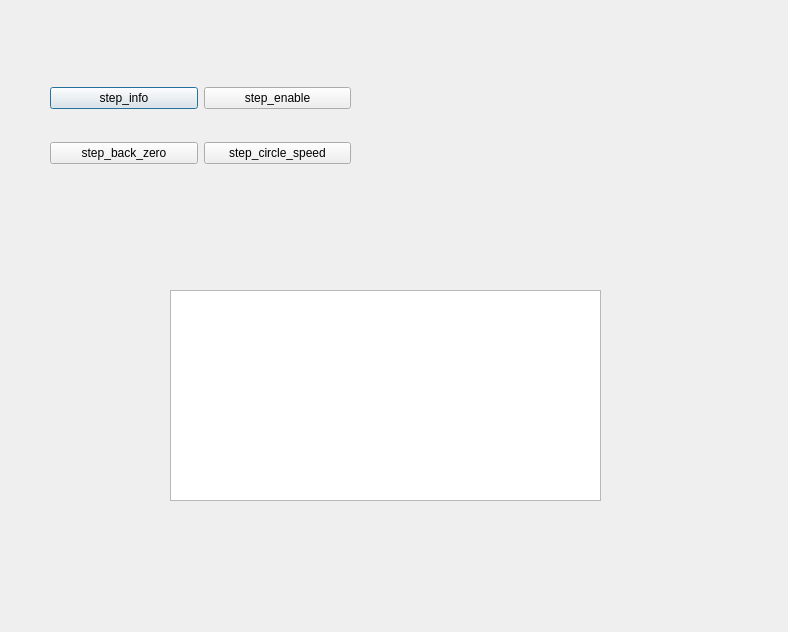
Qt form Source/test.ui (fghnntp/test) before a commit.
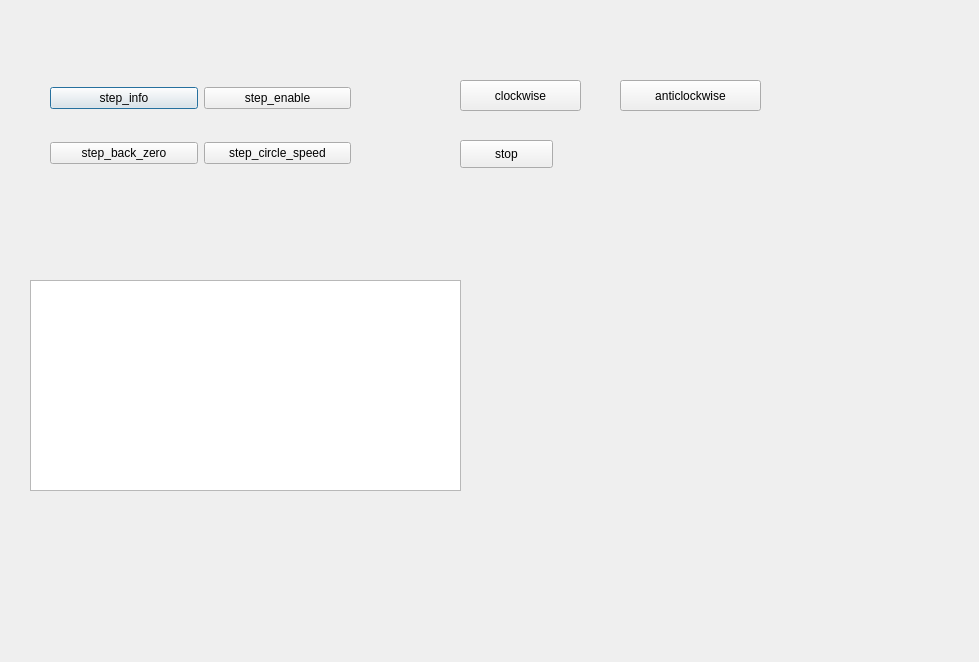
The same form after that commit.

Commit message: add clockwise button and clockwise step rotate

What changed in the file:
```diff
--- a/Source/test.ui
+++ b/Source/test.ui
@@ -6,8 +6,8 @@
    <rect>
     <x>0</x>
     <y>0</y>
-    <width>788</width>
-    <height>632</height>
+    <width>979</width>
+    <height>662</height>
    </rect>
   </property>
   <property name="windowTitle">
@@ -16,8 +16,8 @@
   <widget class="QTextEdit" name="textEdit">
    <property name="geometry">
     <rect>
-     <x>170</x>
-     <y>290</y>
+     <x>30</x>
+     <y>280</y>
      <width>431</width>
      <height>211</height>
     </rect>
@@ -63,6 +63,45 @@
     </item>
    </layout>
   </widget>
+  <widget class="QPushButton" name="pushButtonClockwise">
+   <property name="geometry">
+    <rect>
+     <x>460</x>
+     <y>80</y>
+     <width>121</width>
+     <height>31</height>
+    </rect>
+   </property>
+   <property name="text">
+    <string>clockwise</string>
+   </property>
+  </widget>
+  <widget class="QPushButton" name="pushButtonAntiClockwise">
+   <property name="geometry">
+    <rect>
+     <x>620</x>
+     <y>80</y>
+     <width>141</width>
+     <height>31</height>
+    </rect>
+   </property>
+   <property name="text">
+    <string>anticlockwise</string>
+   </property>
+  </widget>
+  <widget class="QPushButton" name="pushButtonStop">
+   <property name="geometry">
+    <rect>
+     <x>460</x>
+     <y>140</y>
+     <width>93</width>
+     <height>28</height>
+    </rect>
+   </property>
+   <property name="text">
+    <string>stop</string>
+   </property>
+  </widget>
  </widget>
  <resources/>
  <connections/>
```
The commit also changes 4 other files.
